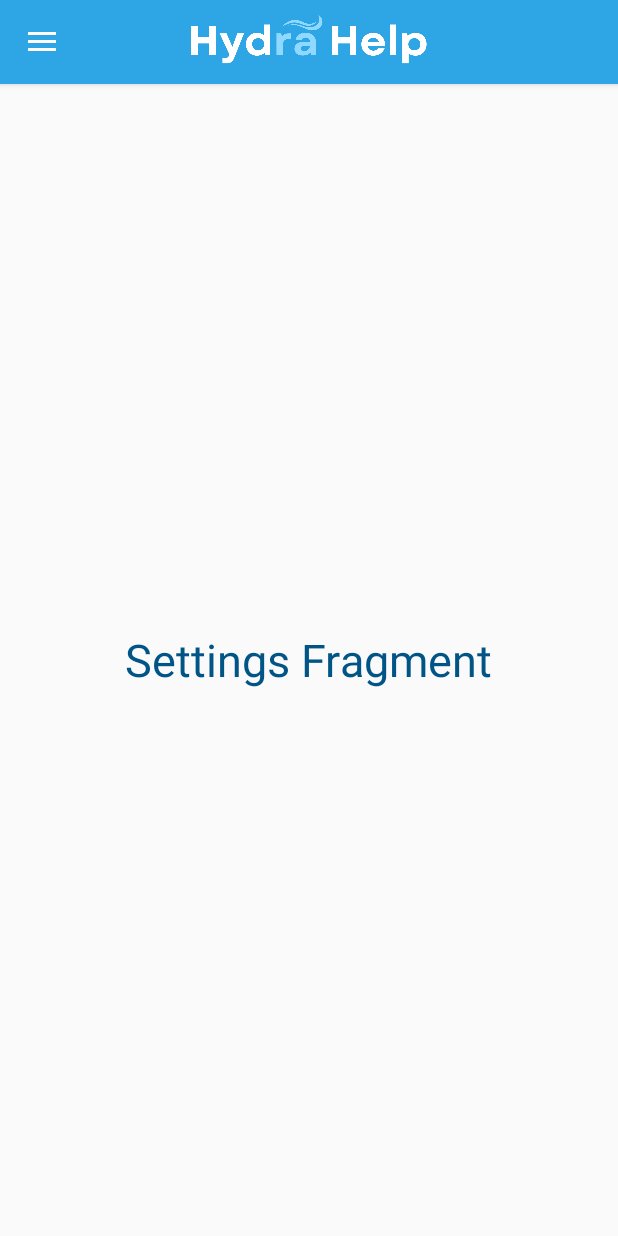
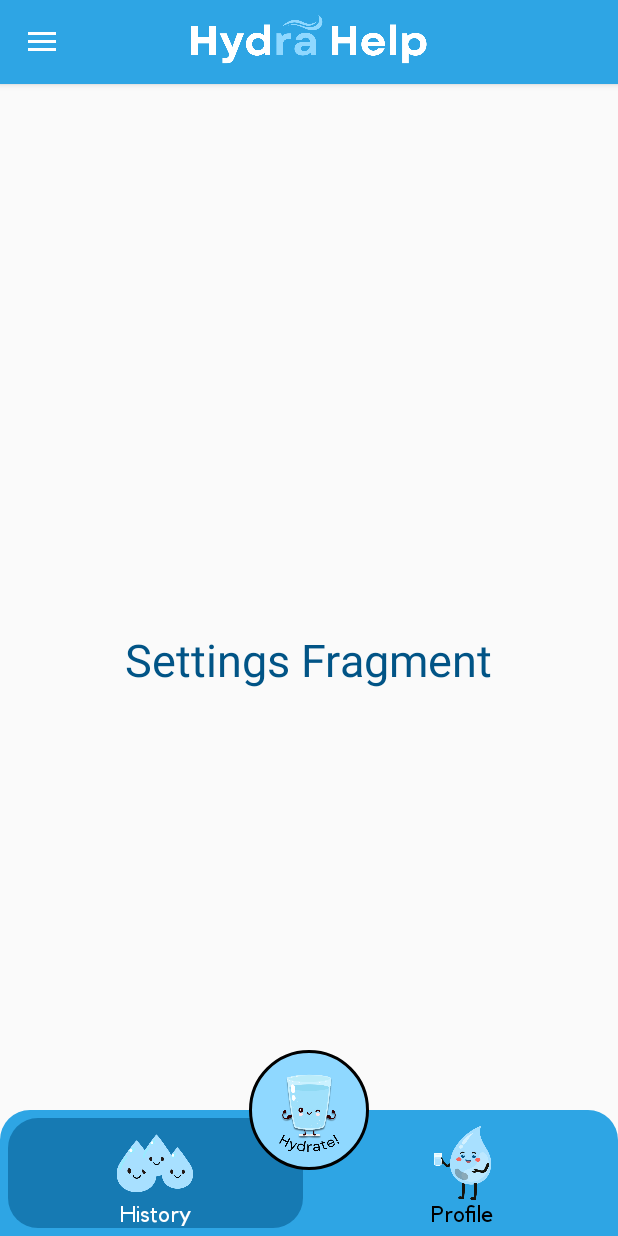
Before and after one commit to limharrold/HydraHelp, an Android app: the screen it shows after launch once a user with an empty profile is signed in (MainActivity), in the side drawer, after a tap on "Settings", on a phone screen of 412 x 824 dp. Run offline under Robolectric (Android 15) with nearby library versions, the phone set to English and light mode, and no system bars; our stand-ins replace Firebase (no records; nobody signed in at launch, a user with empty details on screens opened directly).

Commit message:
Added Bottom Drawer with Fragment and other Functions

```diff
--- /dev/null
+++ b/app/src/main/java/com/limtechlabs/hydrahelp/ActiveAwareFAB.java
@@ -0,0 +1,51 @@
+package com.limtechlabs.hydrahelp;
+
+import android.content.Context;
+import android.graphics.Color;
+import android.graphics.drawable.GradientDrawable;
+import android.util.AttributeSet;
+import android.view.View;
+import android.widget.FrameLayout;
+import androidx.core.content.ContextCompat;
+
+public class ActiveAwareFAB extends FrameLayout {
+
+    private boolean isActive = false;
+    private int activeBackgroundColor;
+
+    public ActiveAwareFAB(Context context) {
+        super(context);
+        init(context, null);
+    }
+
+    public ActiveAwareFAB(Context context, AttributeSet attrs) {
+        super(context, attrs);
+        init(context, attrs);
+    }
+
+    public ActiveAwareFAB(Context context, AttributeSet attrs, int defStyleAttr) {
+        super(context, attrs, defStyleAttr);
+        init(context, attrs);
+    }
+
+    private void init(Context context, AttributeSet attrs) {
+        activeBackgroundColor = ContextCompat.getColor(context, R.color.bottomnav);
+    }
+
+    public void setActive(boolean active) {
+        isActive = active;
+        updateBackground();
+    }
+
+    private void updateBackground() {
+        if (isActive) {
+            GradientDrawable drawable = new GradientDrawable();
+            drawable.setShape(GradientDrawable.OVAL); // Set the shape to oval
+            drawable.setColor(activeBackgroundColor);
+
+            setBackground(drawable); // Set the drawable as the background
+        } else {
+            setBackgroundColor(Color.TRANSPARENT);
+        }
+    }
+}
--- /dev/null
+++ b/app/src/main/java/com/limtechlabs/hydrahelp/HistoryFragment.java
@@ -0,0 +1,33 @@
+package com.limtechlabs.hydrahelp;
+
+import android.os.Bundle;
+import androidx.fragment.app.Fragment;
+import android.view.LayoutInflater;
+import android.view.View;
+import android.view.ViewGroup;
+// Import any necessary UI elements (e.g., TextView, RecyclerView)
+
+public class HistoryFragment extends Fragment {
+
+    public HistoryFragment() {
+        // Required empty public constructor
+    }
+
+    @Override
+    public View onCreateView(LayoutInflater inflater, ViewGroup container,
+                             Bundle savedInstanceState) {
+        View view = inflater.inflate(R.layout.fragment_history, container, false);
+
+        // 1. Get references to UI elements
+        // Example: TextView historyTextView = view.findViewById(R.id.history_text_view);
+
+        // 2. Retrieve history data (e.g., from Firestore or local storage)
+        // Example: FirebaseFirestore db = FirebaseFirestore.getInstance();
+        // ... (Firestore query to retrieve history data) ...
+
+        // 3. Display history data in UI elements
+        // Example: historyTextView.setText(historyData);
+
+        return view;
+    }
+}
--- a/app/src/main/java/com/limtechlabs/hydrahelp/MainActivity.java
+++ b/app/src/main/java/com/limtechlabs/hydrahelp/MainActivity.java
@@ -14,6 +14,8 @@ import android.os.Bundle;
 import android.util.Log;
 import android.view.MenuItem;
 import android.view.View;
+import android.widget.ImageView;
+import android.widget.LinearLayout;
 import android.widget.TextView;
 import android.widget.Toast;
 import com.google.android.material.navigation.NavigationView;
@@ -27,12 +29,91 @@ import android.os.Build;
 import android.view.Window;
 import android.view.WindowManager;
 
+import android.widget.LinearLayout;
+
 public class MainActivity extends AppCompatActivity implements NavigationView.OnNavigationItemSelectedListener {
     private DrawerLayout drawerLayout;
     @Override
     protected void onCreate(Bundle savedInstanceState) {
         super.onCreate(savedInstanceState);
         setContentView(R.layout.activity_main);
+
+        LinearLayout historyLayout = findViewById(R.id.history_layout);
+        LinearLayout profileLayout = findViewById(R.id.profile_layout);
+        ImageView historyImage = findViewById(R.id.history_image);
+        ImageView profileImage = findViewById(R.id.profile_image);
+
+        ActiveAwareFAB fab = findViewById(R.id.fab_hydrate);
+        LinearLayout historyButton = findViewById(R.id.history_layout);
+        LinearLayout profileButton = findViewById(R.id.profile_layout);
+
+
+        fab.setOnClickListener(new View.OnClickListener() {
+            @Override
+            public void onClick(View v) {
+                fab.setActive(true);
+                // ... other actions for FAB click ...
+            }
+        });
+
+        historyButton.setOnClickListener(new View.OnClickListener() {
+            @Override
+            public void onClick(View v) {
+                fab.setActive(false);
+                // ... other actions for History click ...
+            }
+        });
+
+        profileButton.setOnClickListener(new View.OnClickListener() {
+            @Override
+            public void onClick(View v) {
+                fab.setActive(false);
+                // ... other actions for Profile click ...
+            }
+        });
+
+        // OOPS BAWAL MALITO HAHAHAHA, JUSKO PO
+
+        fab.setOnClickListener(new View.OnClickListener() {
+            @Override
+            public void onClick(View v) {
+                fab.setActive(true); // Activate FAB when clicked
+                historyLayout.setSelected(false); // Deselect history
+                profileLayout.setSelected(false); // Deselect profile
+
+                getSupportFragmentManager().beginTransaction()
+                        .replace(R.id.fragment_container, new HomeFragment())
+                        .commit();
+            }
+        });
+
+        historyImage.setOnClickListener(new View.OnClickListener() {
+            @Override
+            public void onClick(View v) {
+                fab.setActive(false); // Deactivate FAB when history image is clicked
+                historyLayout.setSelected(true);
+                profileLayout.setSelected(false);
+                // Navigate to HistoryFragment
+                getSupportFragmentManager().beginTransaction()
+                        .replace(R.id.fragment_container, new HistoryFragment())
+                        .commit();
+            }
+        });
+
+        profileImage.setOnClickListener(new View.OnClickListener() {
+            @Override
+            public void onClick(View v) {
+                fab.setActive(false); // Deactivate FAB when profile image is clicked
+                profileLayout.setSelected(true);
+                historyLayout.setSelected(false);
+                // Navigate to ProfileFragment
+                getSupportFragmentManager().beginTransaction()
+                        .replace(R.id.fragment_container, new ProfileFragment())
+                        .commit();
+            }
+        });
+
+
         Toolbar toolbar = findViewById(R.id.toolbar);
         setSupportActionBar(toolbar);
         getSupportActionBar().setTitle("");
@@ -80,6 +161,7 @@ public class MainActivity extends AppCompatActivity implements NavigationView.On
                 Log.d("Firestore", "get failed with ", task.getException());
             }
         });
+
     }
 
     // UPDATE THE NAV_HEADER NAME AND EMAIL
@@ -131,4 +213,5 @@ public class MainActivity extends AppCompatActivity implements NavigationView.On
             super.onBackPressed();
         }
     }
+
 }
--- /dev/null
+++ b/app/src/main/java/com/limtechlabs/hydrahelp/ProfileFragment.java
@@ -0,0 +1,35 @@
+package com.limtechlabs.hydrahelp;
+
+import android.os.Bundle;
+import androidx.fragment.app.Fragment;
+import android.view.LayoutInflater;
+import android.view.View;
+import android.view.ViewGroup;
+// Import any necessary UI elements (e.g., TextView, ImageView)
+
+public class ProfileFragment extends Fragment {
+
+    public ProfileFragment() {
+        // Required empty public constructor
+    }
+
+    @Override
+    public View onCreateView(LayoutInflater inflater, ViewGroup container,
+                             Bundle savedInstanceState) {
+        View view = inflater.inflate(R.layout.fragment_profile, container, false);
+
+        // 1. Get references to UI elements
+        // Example: TextView nameTextView = view.findViewById(R.id.name_text_view);
+        // ImageView profileImageView = view.findViewById(R.id.profile_image_view);
+
+        // 2. Retrieve profile data (e.g., from Firestore)
+        // Example: FirebaseFirestore db = FirebaseFirestore.getInstance();
+        // ... (Firestore query to retrieve profile data) ...
+
+        // 3. Display profile data in UI elements
+        // Example: nameTextView.setText(name);
+        // Glide.with(this).load(profileImageUrl).into(profileImageView);
+
+        return view;
+    }
+}
--- /dev/null
+++ b/app/src/main/res/color/text_color_selector.xml
@@ -0,0 +1,5 @@
+<?xml version="1.0" encoding="utf-8"?>
+<selector xmlns:android="http://schemas.android.com/apk/res/android">
+    <item android:state_selected="true" android:color="@android:color/white" />
+    <item android:color="@android:color/black" />
+</selector>
--- /dev/null
+++ b/app/src/main/res/drawable/bottom_nav_bg.xml
@@ -0,0 +1,8 @@
+<?xml version="1.0" encoding="utf-8"?>
+<shape xmlns:android="http://schemas.android.com/apk/res/android"
+    android:shape="rectangle">
+    <solid android:color="@color/toolbarcolor" />
+    <corners
+        android:topLeftRadius="20dp"
+        android:topRightRadius="20dp" />
+</shape>
--- /dev/null
+++ b/app/src/main/res/drawable/bottom_nav_selector.xml
@@ -0,0 +1,14 @@
+<?xml version="1.0" encoding="utf-8"?>
+<selector xmlns:android="http://schemas.android.com/apk/res/android">
+    <item android:state_selected="true">
+        <shape android:shape="rectangle">
+            <solid android:color="@color/bottomnav" />
+            <corners android:radius="20dp" />
+        </shape>
+    </item>
+    <item>
+        <shape android:shape="rectangle">
+            <solid android:color="@android:color/transparent" />
+        </shape>
+    </item>
+</selector>
--- /dev/null
+++ b/app/src/main/res/drawable/circular_shape.xml
@@ -0,0 +1,11 @@
+<?xml version="1.0" encoding="utf-8"?>
+<shape xmlns:android="http://schemas.android.com/apk/res/android"
+    android:shape="oval">
+
+    <solid android:color="@color/hydra_light_blue" />
+
+    <stroke
+        android:width="2dp"
+        android:color="@color/black" />
+
+</shape>
--- a/app/src/main/res/layout/activity_main.xml
+++ b/app/src/main/res/layout/activity_main.xml
@@ -1,5 +1,6 @@
 <?xml version="1.0" encoding="utf-8"?>
-<androidx.drawerlayout.widget.DrawerLayout xmlns:android="http://schemas.android.com/apk/res/android"
+<androidx.drawerlayout.widget.DrawerLayout
+    xmlns:android="http://schemas.android.com/apk/res/android"
     xmlns:app="http://schemas.android.com/apk/res-auto"
     xmlns:tools="http://schemas.android.com/tools"
     android:id="@+id/drawer_layout"
@@ -8,6 +9,10 @@
     android:fitsSystemWindows="true"
     tools:context=".MainActivity"
     tools:openDrawer="start">
+
+    <androidx.coordinatorlayout.widget.CoordinatorLayout
+        android:layout_width="match_parent"
+        android:layout_height="match_parent">
 
         <LinearLayout
             android:layout_width="match_parent"
@@ -41,6 +46,25 @@
 
         </LinearLayout>
 
+        <include
+            android:id="@+id/custom_bottom_nav"
+            layout="@layout/custom_bottom_nav"
+            android:layout_width="match_parent"
+            android:layout_height="wrap_content"
+            android:layout_gravity="bottom" />
+
+        <include
+            android:id="@+id/fab_hydrate"
+            layout="@layout/custom_fab"
+            android:layout_width="wrap_content"
+            android:layout_height="wrap_content"
+            app:layout_anchor="@+id/custom_bottom_nav"
+            app:layout_anchorGravity="center_horizontal|top"
+            android:layout_marginTop="-30dp"
+            android:clickable="false"/>
+
+    </androidx.coordinatorlayout.widget.CoordinatorLayout>
+
     <com.google.android.material.navigation.NavigationView
         android:id="@+id/nav_view"
         android:layout_width="wrap_content"
@@ -51,6 +75,4 @@
         app:itemTextColor="@color/hydramaincolor"
         app:menu="@menu/nav_menu" />
 
-
-
 </androidx.drawerlayout.widget.DrawerLayout>
--- /dev/null
+++ b/app/src/main/res/layout/custom_bottom_nav.xml
@@ -0,0 +1,65 @@
+<?xml version="1.0" encoding="utf-8"?>
+<LinearLayout xmlns:android="http://schemas.android.com/apk/res/android"
+    android:layout_width="match_parent"
+    android:layout_height="80dp"
+    android:orientation="horizontal"
+    android:padding="1dp"
+    android:background="@drawable/bottom_nav_bg">
+
+    <LinearLayout
+        android:id="@+id/history_layout"
+        android:layout_width="0dp"
+        android:layout_height="wrap_content"
+        android:layout_weight="1"
+        android:orientation="vertical"
+        android:gravity="center"
+        android:background="@drawable/bottom_nav_selector"
+        android:layout_margin="4dp">
+
+        <ImageView
+            android:id="@+id/history_image"
+            android:layout_width="match_parent"
+            android:layout_height="60dp"
+            android:layout_marginBottom="-5dp"
+            android:src="@drawable/history" />
+
+        <TextView
+            android:layout_width="wrap_content"
+            android:layout_height="wrap_content"
+            android:text="History"
+            android:textSize="15sp"
+            android:fontFamily="@font/kollektifregular"
+            android:textColor="@color/text_color_selector"
+            android:layout_marginTop="0dp" />
+
+    </LinearLayout>
+
+    <LinearLayout
+        android:id="@+id/profile_layout"
+        android:layout_width="0dp"
+        android:layout_height="match_parent"
+        android:layout_weight="1"
+        android:orientation="vertical"
+        android:gravity="center"
+        android:background="@drawable/bottom_nav_selector"
+        android:layout_margin="4dp">
+
+        <ImageView
+            android:id="@+id/profile_image"
+            android:layout_width="match_parent"
+            android:layout_height="60dp"
+            android:layout_marginBottom="-5dp"
+            android:src="@drawable/profile" />
+
+        <TextView
+            android:layout_width="wrap_content"
+            android:layout_height="wrap_content"
+            android:text="Profile"
+            android:textSize="15sp"
+            android:fontFamily="@font/kollektifregular"
+            android:textColor="@color/text_color_selector"
+            android:layout_marginTop="0dp" />
+
+    </LinearLayout>
+
+</LinearLayout>
--- /dev/null
+++ b/app/src/main/res/layout/custom_fab.xml
@@ -0,0 +1,23 @@
+<?xml version="1.0" encoding="utf-8"?>
+<com.limtechlabs.hydrahelp.ActiveAwareFAB
+    xmlns:android="http://schemas.android.com/apk/res/android"
+    android:layout_width="wrap_content"
+    android:layout_height="wrap_content"
+    android:clickable="true"
+    android:padding="6dp">
+
+    <ImageView
+        android:layout_width="80dp"
+        android:layout_height="80dp"
+        android:src="@drawable/circular_shape"
+        android:scaleType="fitXY" />
+
+    <ImageView
+        android:id="@+id/fab_hydrate_image"
+        android:layout_width="60dp"
+        android:layout_height="60dp"
+        android:src="@drawable/hydratehome"
+        android:layout_gravity="center"
+        android:scaleType="centerCrop" />
+
+    </com.limtechlabs.hydrahelp.ActiveAwareFAB>
--- /dev/null
+++ b/app/src/main/res/layout/fragment_history.xml
@@ -0,0 +1,18 @@
+<?xml version="1.0" encoding="utf-8"?>
+<RelativeLayout
+    xmlns:android="http://schemas.android.com/apk/res/android"
+    xmlns:tools="http://schemas.android.com/tools"
+    android:layout_width="match_parent"
+    android:layout_height="match_parent"
+    tools:context=".AboutFragment">
+
+    <!-- TODO: Update blank fragment layout -->
+    <TextView
+        android:layout_width="wrap_content"
+        android:layout_height="wrap_content"
+        android:text="HISTORY FRAGMENT"
+        android:textSize="30sp"
+        android:layout_centerInParent="true"
+        android:textColor="@color/hydramaincolor"/>
+
+</RelativeLayout>
--- /dev/null
+++ b/app/src/main/res/layout/fragment_profile.xml
@@ -0,0 +1,18 @@
+<?xml version="1.0" encoding="utf-8"?>
+<RelativeLayout
+    xmlns:android="http://schemas.android.com/apk/res/android"
+    xmlns:tools="http://schemas.android.com/tools"
+    android:layout_width="match_parent"
+    android:layout_height="match_parent"
+    tools:context=".AboutFragment">
+
+    <!-- TODO: Update blank fragment layout -->
+    <TextView
+        android:layout_width="wrap_content"
+        android:layout_height="wrap_content"
+        android:text="PROFILE FRAGMENT"
+        android:textSize="30sp"
+        android:layout_centerInParent="true"
+        android:textColor="@color/hydramaincolor"/>
+
+</RelativeLayout>
--- a/app/src/main/res/values/colors.xml
+++ b/app/src/main/res/values/colors.xml
@@ -7,5 +7,6 @@
     <color name="link_color">#007AFF</color>
     <color name="red">#FF4343</color>
     <color name="hydramaincolor">#015486</color>
+    <color name="bottomnav">#85015486</color>
     <color name="toolbarcolor">#2ea5e4</color>
     </resources>
```
Also changed, not shown: app/src/main/res/drawable/history.png (added), app/src/main/res/drawable/hydrate_home.png (added), app/src/main/res/drawable/hydratehome.png (added), app/src/main/res/drawable/profile.png (added). Lines whose indentation alone changed are shown as unchanged.
